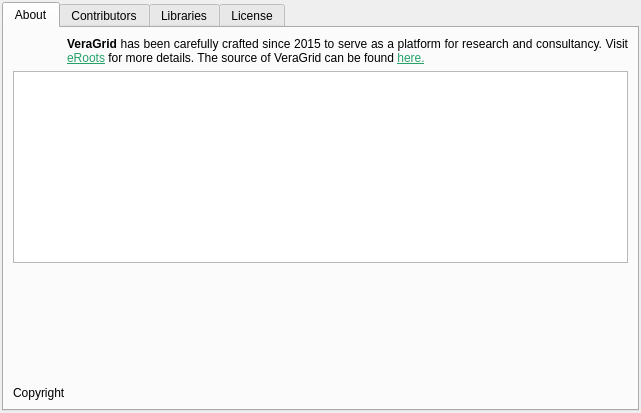
This is src/VeraGrid/Gui/AboutDialogue/about_gui.ui in JordiBejarUPC/veragrid-hvdc-bipolar-pfc as Qt 5 draws it before an edit. The edited form follows.
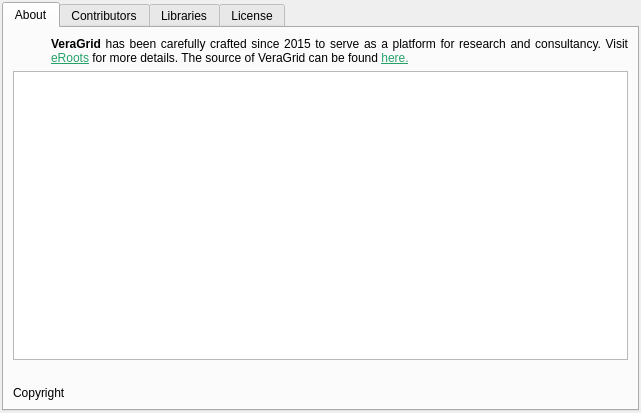
This is the edited form. Icons and pictures are not drawn.

Commit message: Improved table dependencies

```diff
--- a/src/VeraGrid/Gui/AboutDialogue/about_gui.ui
+++ b/src/VeraGrid/Gui/AboutDialogue/about_gui.ui
@@ -39,11 +39,29 @@
       <attribute name="title">
        <string>About</string>
       </attribute>
-      <layout class="QGridLayout" name="gridLayout">
-       <item row="2" column="0" rowspan="2" colspan="3">
-        <widget class="QTableWidget" name="librariesTableWidget"/>
-       </item>
-       <item row="0" column="0">
+      <layout class="QVBoxLayout" name="verticalLayout_4">
+       <item>
+        <widget class="QFrame" name="frame">
+         <property name="frameShape">
+          <enum>QFrame::Shape::NoFrame</enum>
+         </property>
+         <property name="frameShadow">
+          <enum>QFrame::Shadow::Raised</enum>
+         </property>
+         <layout class="QHBoxLayout" name="horizontalLayout">
+          <property name="leftMargin">
+           <number>0</number>
+          </property>
+          <property name="topMargin">
+           <number>0</number>
+          </property>
+          <property name="rightMargin">
+           <number>0</number>
+          </property>
+          <property name="bottomMargin">
+           <number>0</number>
+          </property>
+          <item>
         <widget class="QLabel" name="label_3">
          <property name="maximumSize">
           <size>
@@ -62,23 +80,7 @@
          </property>
         </widget>
        </item>
-       <item row="7" column="0" colspan="3">
-        <widget class="QLabel" name="copyrightLabel">
-         <property name="text">
-          <string>Copyright</string>
-         </property>
-         <property name="wordWrap">
-          <bool>true</bool>
-         </property>
-         <property name="openExternalLinks">
-          <bool>true</bool>
-         </property>
-         <property name="textInteractionFlags">
-          <set>Qt::TextInteractionFlag::LinksAccessibleByMouse|Qt::TextInteractionFlag::TextSelectableByMouse</set>
-         </property>
-        </widget>
-       </item>
-       <item row="0" column="1" colspan="2">
+          <item>
         <widget class="QLabel" name="mainLabel">
          <property name="layoutDirection">
           <enum>Qt::LayoutDirection::LeftToRight</enum>
@@ -106,45 +108,13 @@
          </property>
         </widget>
        </item>
-       <item row="3" column="0">
-        <widget class="QLabel" name="label">
-         <property name="minimumSize">
-          <size>
-           <width>48</width>
-           <height>48</height>
-          </size>
-         </property>
-         <property name="maximumSize">
-          <size>
-           <width>48</width>
-           <height>48</height>
-          </size>
-         </property>
-         <property name="text">
-          <string/>
-         </property>
-         <property name="pixmap">
-          <pixmap>:/Icons/icons/VeraGrid_icon.png</pixmap>
-         </property>
-         <property name="scaledContents">
-          <bool>true</bool>
-         </property>
+         </layout>
         </widget>
        </item>
-       <item row="4" column="0">
-        <spacer name="verticalSpacer">
-         <property name="orientation">
-          <enum>Qt::Orientation::Vertical</enum>
-         </property>
-         <property name="sizeHint" stdset="0">
-          <size>
-           <width>20</width>
-           <height>40</height>
-          </size>
-         </property>
-        </spacer>
+       <item>
+        <widget class="QTableWidget" name="librariesTableWidget"/>
        </item>
-       <item row="5" column="0" colspan="3">
+       <item>
         <widget class="QLabel" name="updateLabel">
          <property name="text">
           <string/>
@@ -157,6 +127,22 @@
          </property>
         </widget>
        </item>
+       <item>
+        <widget class="QLabel" name="copyrightLabel">
+         <property name="text">
+          <string>Copyright</string>
+         </property>
+         <property name="wordWrap">
+          <bool>true</bool>
+         </property>
+         <property name="openExternalLinks">
+          <bool>true</bool>
+         </property>
+         <property name="textInteractionFlags">
+          <set>Qt::TextInteractionFlag::LinksAccessibleByMouse|Qt::TextInteractionFlag::TextSelectableByMouse</set>
+         </property>
+        </widget>
+       </item>
       </layout>
      </widget>
      <widget class="QWidget" name="tab_2">
```
Lines whose indentation alone changed are shown as unchanged. The commit also changes 38 other files.
